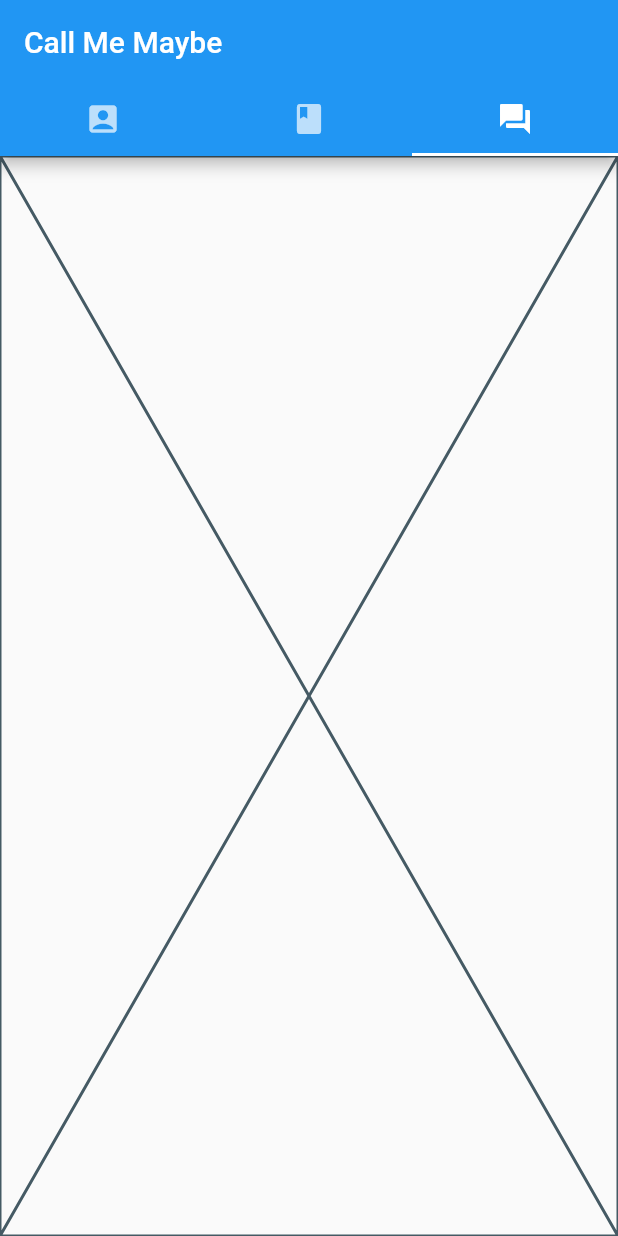
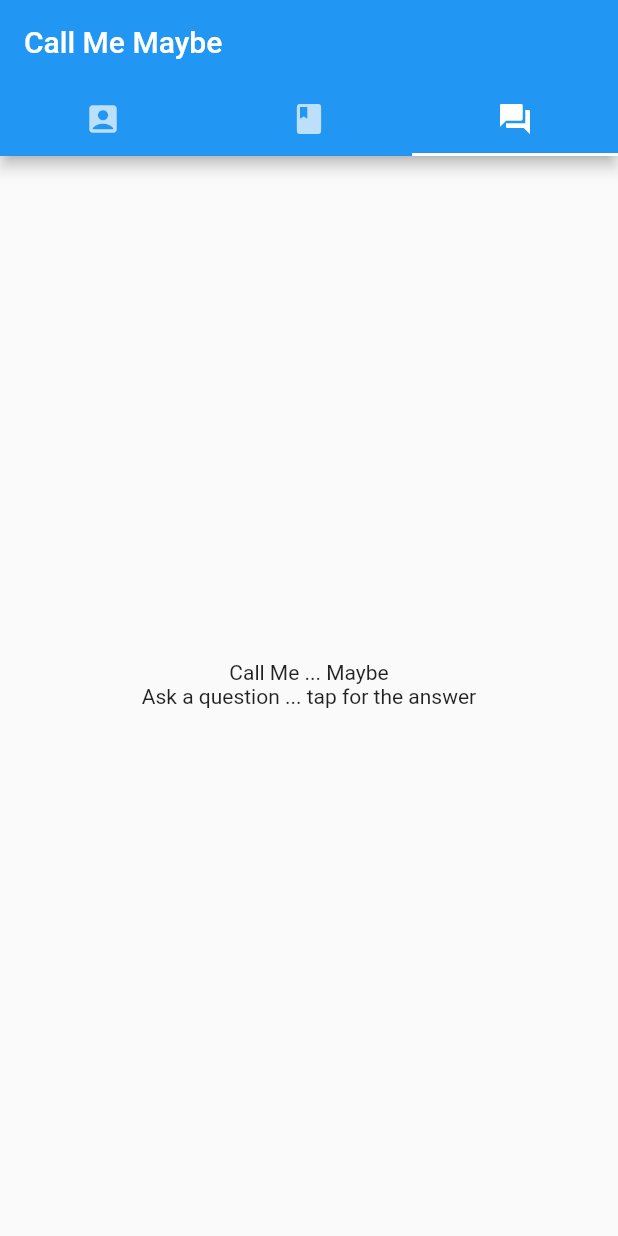
Before and after one commit to ChelseyOSU/call_me_maybe, a Flutter app: the screen it shows after launch, tab 3 chosen, on a phone screen of 412 x 824 dp. Run offline on Flutter 3.47's test engine with Material 2 defaults, Android fonts, the phone set to English and light mode, and no system bars.

Commit message:
implement random answer to call me maybe question

```diff
--- a/lib/call_me_maybe.dart
+++ b/lib/call_me_maybe.dart
@@ -1,5 +1,6 @@
 import 'package:flutter/material.dart';
 import 'profile.dart';
+import 'random_call.dart';
 
 class CallMeMaybe extends StatefulWidget {
   const CallMeMaybe({Key? key}) : super(key: key);
@@ -33,10 +34,10 @@ class _CallMeMaybeState extends State<CallMeMaybe> {
                 children: [
                   SizedBox(child: profileImage(), height:200),
                   SizedBox(child: const Text("Student at Oregon State Unversity"), height:300),
-                  SizedBox(child: const Text("Github: "), height: 200)
+                  SizedBox(child: const Text("zengxi@oregonstate.edu"), height: 200)
                 ]),
               Placeholder(),
-              Placeholder(),
+              RandomCall(),
             ],
           ),
         ),
--- /dev/null
+++ b/lib/models/random_answer.dart
@@ -0,0 +1,24 @@
+import 'dart:math';
+
+class RandomAnswer {
+  final Random random = Random();
+  final List<String> availableAnswers = [
+    'Yes for sure!',
+    'Absolutely not!',
+    'Maybe',
+    'Nah. Next time!',
+    'How much do you know about Flutter?',
+    'Why not, honored to interview OSU alumni!',
+    'You need to answer this first, Vim or Emacs?',
+    'Do you prefer tabs or 4 spaces?',
+    'What\'s your favoriate IDE?',
+  ];
+  // private to the class, implement another getter
+  String _currentAnswer = "";
+
+  String get currentAnswer => _currentAnswer;
+
+  void generateRandomAnswer() {
+    _currentAnswer = availableAnswers[random.nextInt(availableAnswers.length)];
+  }
+}
--- /dev/null
+++ b/lib/random_call.dart
@@ -0,0 +1,37 @@
+import 'package:flutter/material.dart';
+import 'models/random_answer.dart';
+
+class RandomCall extends StatefulWidget {
+  @override
+  State<RandomCall> createState() => _RandomCallState();
+}
+
+class _RandomCallState extends State<RandomCall> {
+  final randomAnswer = RandomAnswer();
+
+  Widget build(BuildContext context) {
+  return Padding(
+    padding: EdgeInsets.all(20),
+    child:
+      Column(
+        mainAxisAlignment: MainAxisAlignment.center,
+        children: [
+          const Text("Call Me ... Maybe"),
+          askQuestion(context),
+          Text("${randomAnswer.currentAnswer}")
+        ],
+      )
+    );
+}
+
+Widget askQuestion(context) {
+  return GestureDetector(onTap: () {setState(() {
+    randomAnswer.generateRandomAnswer();
+  });}, child: const Text("Ask a question ... tap for the answer"));
+}
+
+void displaySnackBar(BuildContext context) {
+  final snackBar = SnackBar(content: Text("You asked a random question"));
+  Scaffold.of(context).showSnackBar(snackBar);
+}
+}
```
